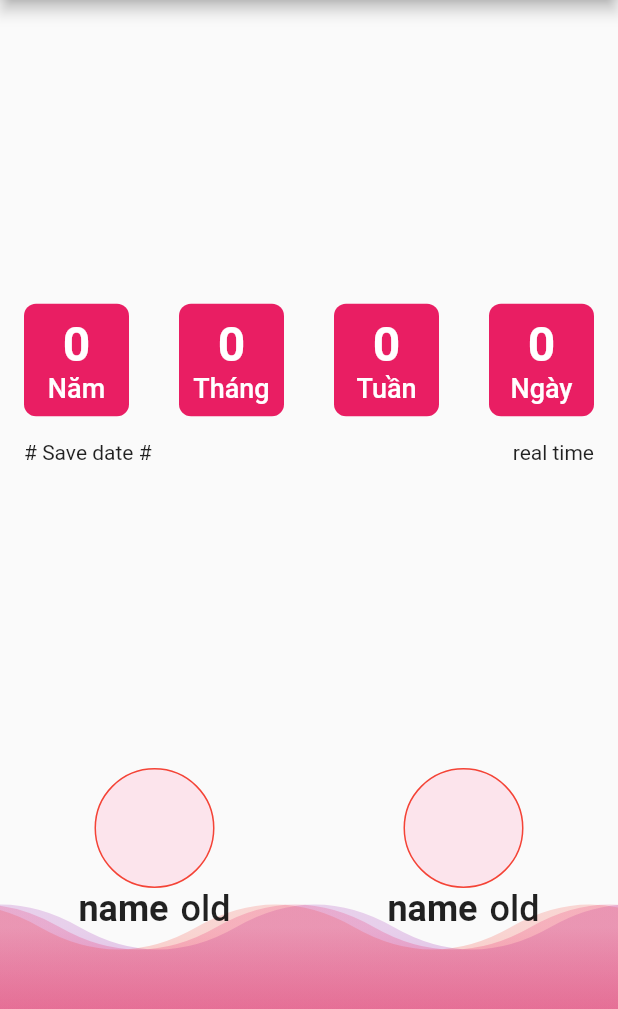
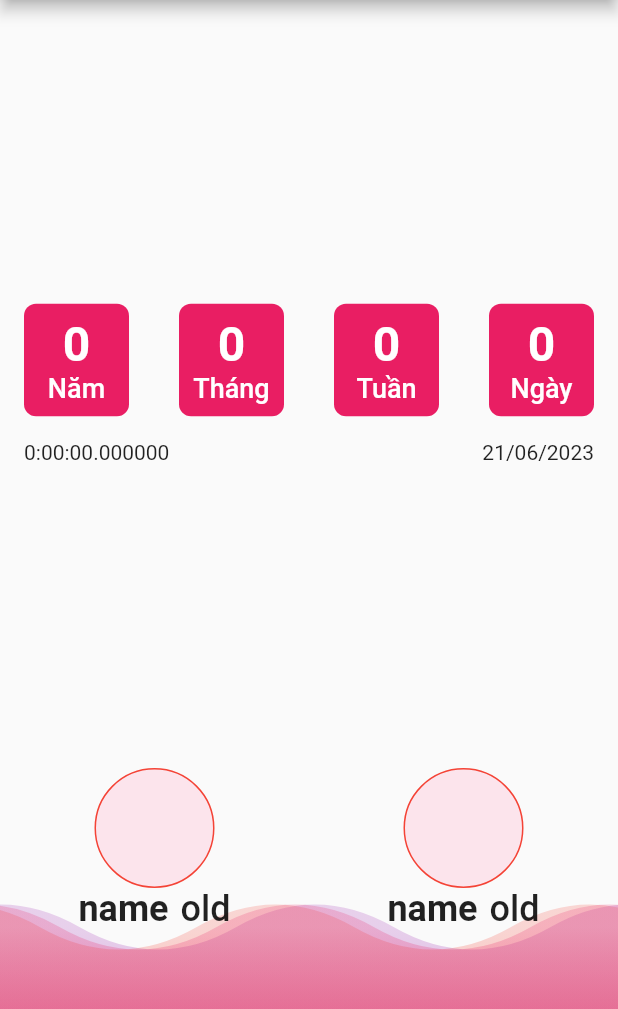
Before and after one commit to lluciper/luinlove, a Flutter app: the screen it shows after launch, swiped to page 2, on a phone screen of 412 x 824 dp, the part 84-1093 px from its top. Run offline on Flutter 3.47's test engine with Material 2 defaults, Android fonts, the light colour scheme and no system bars; drawn by our look-alikes of carousel_slider; our stand-ins replace equatable, flutter_bloc, google_fonts, step_progress_indicator.

Commit message:
date slide 2

```diff
--- a/lib/home_page/slider_one.dart
+++ b/lib/home_page/slider_one.dart
@@ -23,7 +23,7 @@ class SliderOne extends StatelessWidget {
       builder: (context, state) {
         DateTime now = DateTime.now();
 
-        Duration difference = now.difference(state.saveDate ?? DateTime.now());
+        Duration difference = now.difference(state.saveDate ?? now);
         int numberOfDays = difference.inDays;
 
         return Container(
--- a/lib/home_page/slider_two.dart
+++ b/lib/home_page/slider_two.dart
@@ -1,36 +1,58 @@
 import 'package:flutter/material.dart';
 import 'package:flutter_application_1/home_page/widget/item_date.dart';
 import 'package:flutter_application_1/utils/utils.dart';
+import 'package:flutter_bloc/flutter_bloc.dart';
 import 'package:google_fonts/google_fonts.dart';
+import 'package:intl/intl.dart';
+
+import '../cubit/home/home_cubit.dart';
 
 class SliderTwo extends StatelessWidget {
   const SliderTwo({super.key});
 
   @override
   Widget build(BuildContext context) {
+    return BlocConsumer<HomeCubit, HomeState>(
+      listener: (context, state) {
+        state.saveDate != null;
+      },
+      buildWhen: (pre, cur) {
+        return pre.saveDate != cur.saveDate;
+      },
+      builder: (context, state) {
+        DateTime now = DateTime.now();
+
+        Duration difference = now.difference(state.saveDate ?? now);
+        int numberOfDays = difference.inDays;
+
+        int year = (difference.inDays / 365).floor();
+        int month = (difference.inDays / 30).floor();
+        int week = numberOfDays ~/ 7;
+        int day = numberOfDays % 7;
+
         return Container(
           padding: const EdgeInsets.symmetric(horizontal: 16),
           child: Column(
             crossAxisAlignment: CrossAxisAlignment.center,
             mainAxisAlignment: MainAxisAlignment.center,
             children: [
-          const Row(
+              Row(
                 mainAxisAlignment: MainAxisAlignment.spaceBetween,
                 children: [
                   ItemDate(
-                date: '0',
+                    date: year.toString(),
                     description: AppStrings.year,
                   ),
                   ItemDate(
-                date: '0',
+                    date: month.toString(),
                     description: AppStrings.month,
                   ),
                   ItemDate(
-                date: '0',
+                    date: week.toString(),
                     description: AppStrings.week,
                   ),
                   ItemDate(
-                date: '0',
+                    date: day.toString(),
                     description: AppStrings.day,
                   ),
                 ],
@@ -40,11 +62,11 @@ class SliderTwo extends StatelessWidget {
                 mainAxisAlignment: MainAxisAlignment.spaceBetween,
                 children: [
                   Text(
-                '# Save date #',
+                    difference.toString(),
                     style: GoogleFonts.aBeeZee(fontWeight: FontWeight.w400),
                   ),
                   Text(
-                'real time',
+                    now.formatDateTime,
                     style: GoogleFonts.aBeeZee(fontWeight: FontWeight.w400),
                   ),
                 ],
@@ -52,5 +74,14 @@ class SliderTwo extends StatelessWidget {
             ],
           ),
         );
+      },
+    );
   }
 }
+
+extension on DateTime {
+  String get formatDateTime {
+    final dateFormat = DateFormat('dd/MM/yyyy');
+    return dateFormat.format(this);
+  }
+}
--- a/lib/utils/utils.dart
+++ b/lib/utils/utils.dart
@@ -1,2 +1,3 @@
 export 'string.dart';
 export 'colors.dart';
+export 'app_text_style.dart';
--- a/pubspec.yaml
+++ b/pubspec.yaml
@@ -39,6 +39,7 @@ dependencies:
   step_progress_indicator: ^1.0.2
   flutter_bloc: ^8.1.3
   equatable: ^2.0.5
+  intl: ^0.18.1
 
 dev_dependencies:
   flutter_test:
```
Also changed, not shown: lib/home_page/home_page.dart (+0 -9 lines), pubspec.lock. Lines whose indentation alone changed are shown as unchanged.
